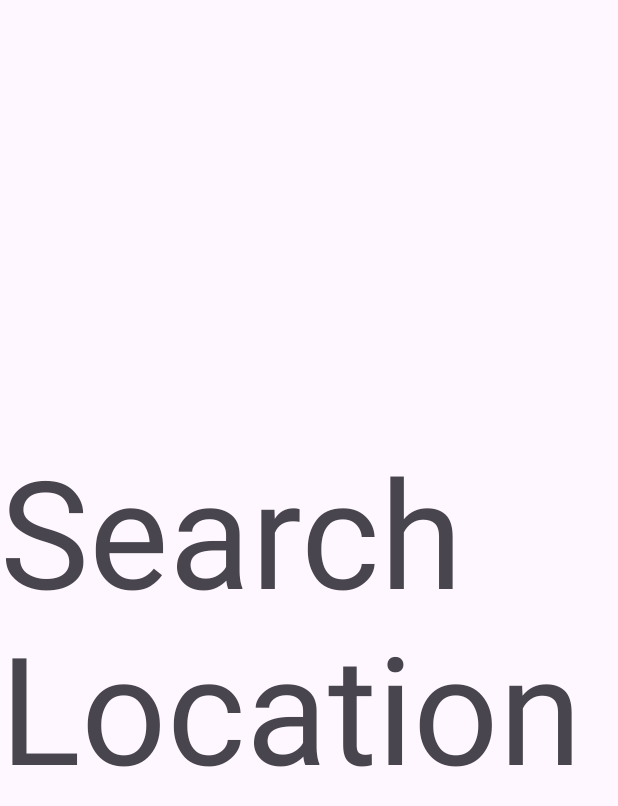
After one commit to KanatBayalbayev/AtmoSphere, an Android app: the SearchLocationActivity screen opened directly, with no data from a screen before it, on a phone screen of 412 x 824 dp. The commit adds this screen. Shown: the top 806 px of the screen. Run offline under Robolectric (Android 15) with nearby library versions, the phone set to English and light mode, and no system bars.

Commit message:
made some refactoring

```diff
--- a/app/src/main/AndroidManifest.xml
+++ b/app/src/main/AndroidManifest.xml
@@ -20,6 +20,9 @@
         android:supportsRtl="true"
         android:theme="@style/Theme.AtmoSphere"
         tools:targetApi="31">
+        <activity
+            android:name=".presentation.activities.SearchLocationActivity"
+            android:exported="false" />
         <activity
             android:name=".presentation.activities.NextDayDetailsActivity"
             android:exported="false" />
--- /dev/null
+++ b/app/src/main/java/com/kanatandroider/atmosphere/presentation/activities/SearchLocationActivity.kt
@@ -0,0 +1,12 @@
+package com.kanatandroider.atmosphere.presentation.activities
+
+import androidx.appcompat.app.AppCompatActivity
+import android.os.Bundle
+import com.kanatandroider.atmosphere.R
+
+class SearchLocationActivity : AppCompatActivity() {
+    override fun onCreate(savedInstanceState: Bundle?) {
+        super.onCreate(savedInstanceState)
+        setContentView(R.layout.activity_search_location)
+    }
+}
--- /dev/null
+++ b/app/src/main/res/layout/activity_search_location.xml
@@ -0,0 +1,19 @@
+<?xml version="1.0" encoding="utf-8"?>
+<androidx.constraintlayout.widget.ConstraintLayout xmlns:android="http://schemas.android.com/apk/res/android"
+    xmlns:app="http://schemas.android.com/apk/res-auto"
+    xmlns:tools="http://schemas.android.com/tools"
+    android:layout_width="match_parent"
+    android:layout_height="match_parent"
+    tools:context=".presentation.activities.SearchLocationActivity">
+
+    <TextView
+        android:layout_width="wrap_content"
+        android:layout_height="wrap_content"
+        android:text="Search Location"
+        android:textSize="100sp"
+        app:layout_constraintBottom_toBottomOf="parent"
+        app:layout_constraintEnd_toEndOf="parent"
+        app:layout_constraintStart_toStartOf="parent"
+        app:layout_constraintTop_toTopOf="parent" />
+
+</androidx.constraintlayout.widget.ConstraintLayout>
```
Also changed, not shown: app/src/main/java/com/kanatandroider/atmosphere/presentation/activities/CurrentWeatherActivity.kt (+16 -0 lines), app/src/main/res/layout/activity_current_weather.xml (+12 -8 lines), app/src/main/res/menu/nav_menu.xml (added, +13 -0 lines).
